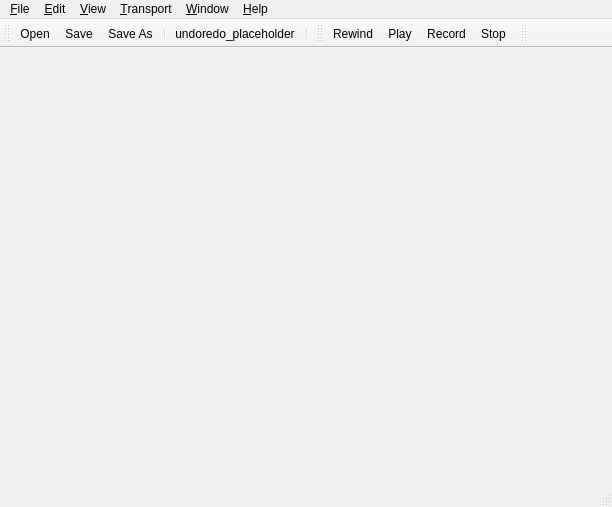
Before: the Qt Designer form cosecantmainwindow.ui in edpowley/cosecant, drawn with Qt 5.
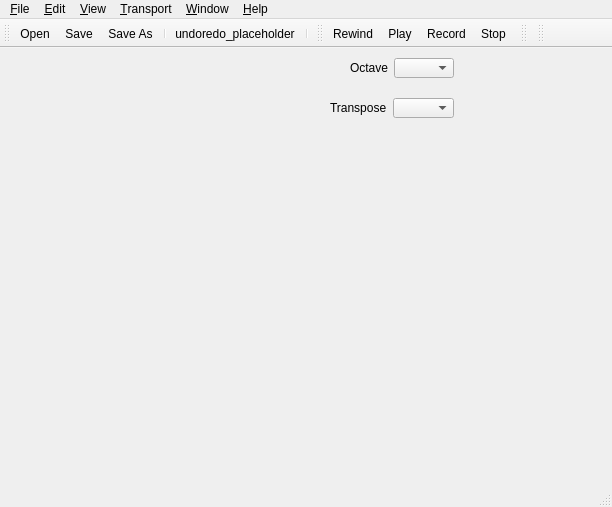
After: the same form once the commit is applied. Icons and pictures are not drawn.

Commit message: Keyjazz toolbar, octave keys, key names in spattern editor

The edit to the form file:
```diff
--- a/cosecantmainwindow.ui
+++ b/cosecantmainwindow.ui
@@ -16,7 +16,79 @@
   <property name="tabShape">
    <enum>QTabWidget::Rounded</enum>
   </property>
-  <widget class="QWidget" name="centralWidget"/>
+  <widget class="QWidget" name="centralWidget">
+   <widget class="QWidget" name="widgetKeyJazzOctave" native="true">
+    <property name="geometry">
+     <rect>
+      <x>350</x>
+      <y>10</y>
+      <width>110</width>
+      <height>20</height>
+     </rect>
+    </property>
+    <layout class="QHBoxLayout" name="horizontalLayout_2">
+     <property name="spacing">
+      <number>6</number>
+     </property>
+     <property name="leftMargin">
+      <number>0</number>
+     </property>
+     <property name="topMargin">
+      <number>0</number>
+     </property>
+     <property name="rightMargin">
+      <number>6</number>
+     </property>
+     <property name="bottomMargin">
+      <number>0</number>
+     </property>
+     <item>
+      <widget class="QLabel" name="labelKeyJazzOctave">
+       <property name="text">
+        <string>Octave</string>
+       </property>
+      </widget>
+     </item>
+     <item>
+      <widget class="QComboBox" name="comboKeyJazzOctave"/>
+     </item>
+    </layout>
+   </widget>
+   <widget class="QWidget" name="widgetKeyJazzTranspose" native="true">
+    <property name="geometry">
+     <rect>
+      <x>330</x>
+      <y>50</y>
+      <width>130</width>
+      <height>20</height>
+     </rect>
+    </property>
+    <layout class="QHBoxLayout" name="horizontalLayout">
+     <property name="leftMargin">
+      <number>0</number>
+     </property>
+     <property name="topMargin">
+      <number>0</number>
+     </property>
+     <property name="rightMargin">
+      <number>6</number>
+     </property>
+     <property name="bottomMargin">
+      <number>0</number>
+     </property>
+     <item>
+      <widget class="QLabel" name="labelKeyJazzTranspose">
+       <property name="text">
+        <string>Transpose</string>
+       </property>
+      </widget>
+     </item>
+     <item>
+      <widget class="QComboBox" name="comboKeyJazzTranspose"/>
+     </item>
+    </layout>
+   </widget>
+  </widget>
   <widget class="QMenuBar" name="menuBar">
    <property name="geometry">
     <rect>
@@ -110,6 +182,17 @@
    <addaction name="actionTransportRecord"/>
    <addaction name="actionTransportStop"/>
   </widget>
+  <widget class="QToolBar" name="keyjazzToolBar">
+   <property name="windowTitle">
+    <string>Keyjazz toolbar</string>
+   </property>
+   <attribute name="toolBarArea">
+    <enum>TopToolBarArea</enum>
+   </attribute>
+   <attribute name="toolBarBreak">
+    <bool>false</bool>
+   </attribute>
+  </widget>
   <widget class="QToolBar" name="contextToolBar">
    <property name="windowTitle">
     <string>Context toolbar</string>
```
The commit also changes 7 other files.
